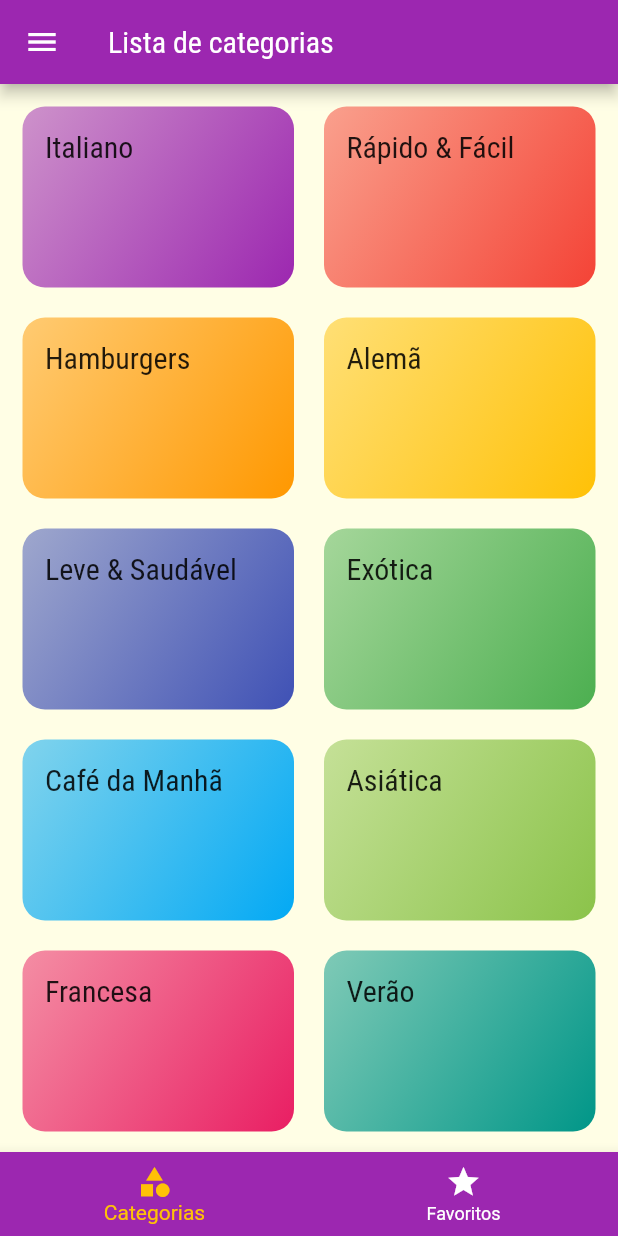
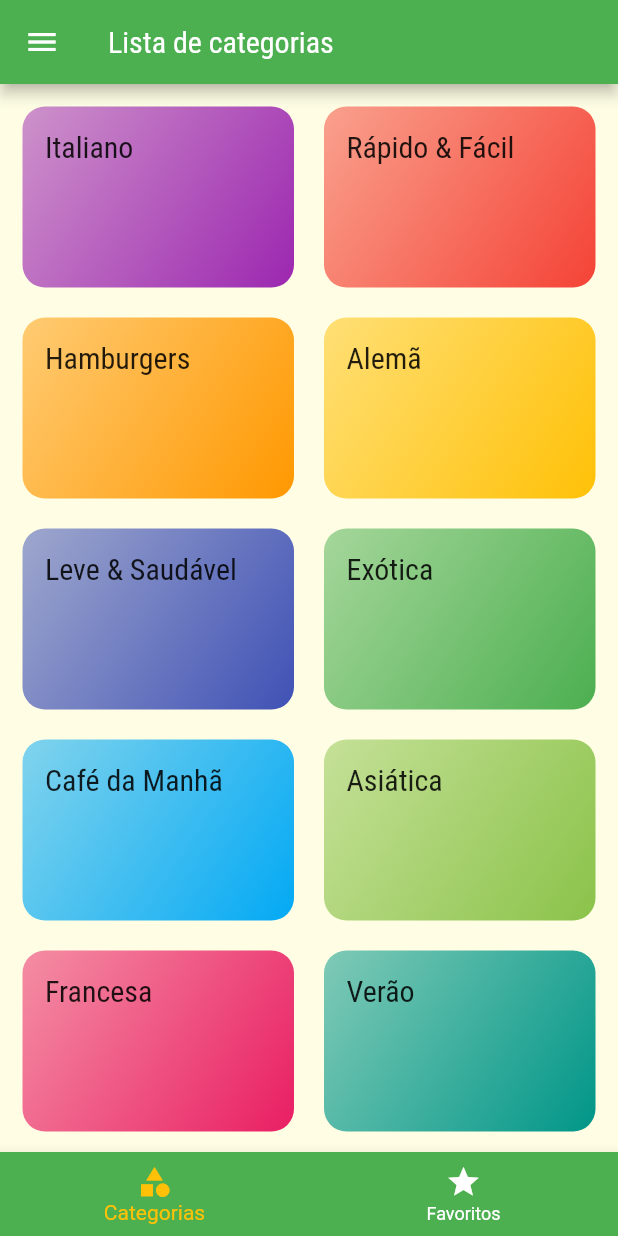
Before and after one commit to PabloVKF/flutter_meals, a Flutter app: the screen it shows after launch, on a phone screen of 412 x 824 dp. Run offline on Flutter 3.47's test engine with Material 2 defaults, Android fonts, the light colour scheme and no system bars.

```diff
--- a/lib/main.dart
+++ b/lib/main.dart
@@ -55,7 +55,7 @@ class _MyAppState extends State<MyApp> {
     return MaterialApp(
       title: 'DeliMeals',
       theme: ThemeData(
-          colorScheme: ColorScheme.fromSwatch(primarySwatch: Colors.purple)
+          colorScheme: ColorScheme.fromSwatch(primarySwatch: Colors.green)
               .copyWith(secondary: Colors.amber),
           fontFamily: 'Raleway',
           canvasColor: const Color.fromRGBO(255, 254, 229, 1),
```
